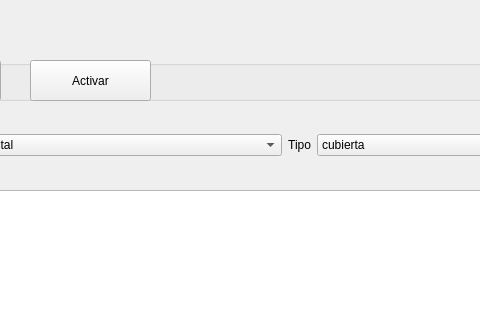
Qt form ui/qt/pista_page.ui (i82camud/Club_Padel) before a commit; both pictures show x 440 to 920 and y 0 to 320 of the 1080 by 770 pixel window.
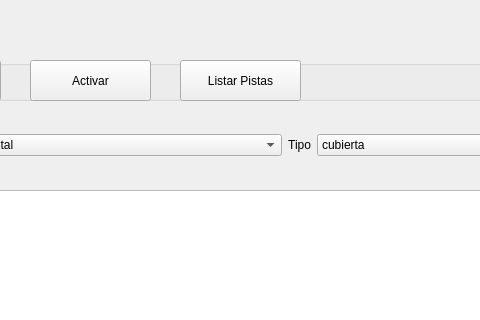
The same form after that commit.

Commit message: Socios y Pistas

The edit to the form file:
```diff
--- a/ui/qt/pista_page.ui
+++ b/ui/qt/pista_page.ui
@@ -77,6 +77,19 @@
      <string>Activar</string>
     </property>
    </widget>
+   <widget class="QPushButton" name="btn_listar">
+    <property name="geometry">
+     <rect>
+      <x>600</x>
+      <y>0</y>
+      <width>121</width>
+      <height>41</height>
+     </rect>
+    </property>
+    <property name="text">
+     <string>Listar Pistas</string>
+    </property>
+   </widget>
   </widget>
   <widget class="QTableWidget" name="tabla_pistas">
    <property name="geometry">
```
The commit also changes 19 other files.
